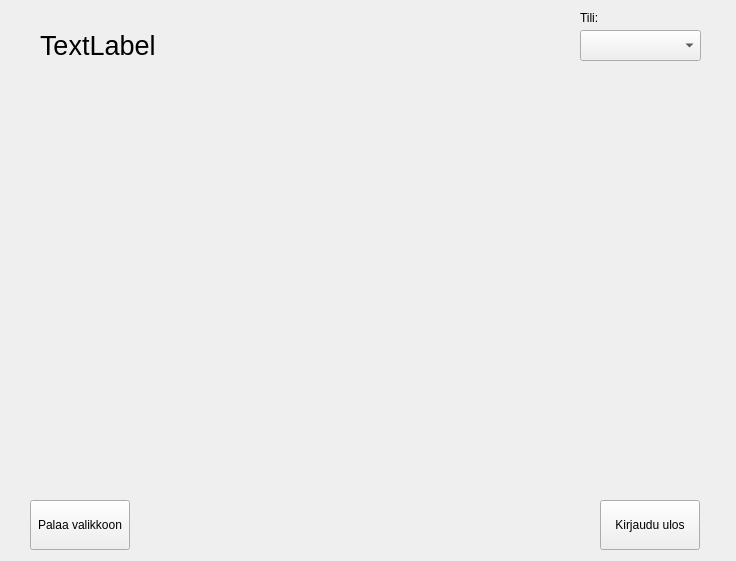
Before: the Qt Designer form frontend/korttiwindow.ui in janikasavela/Bank, drawn with Qt 5.
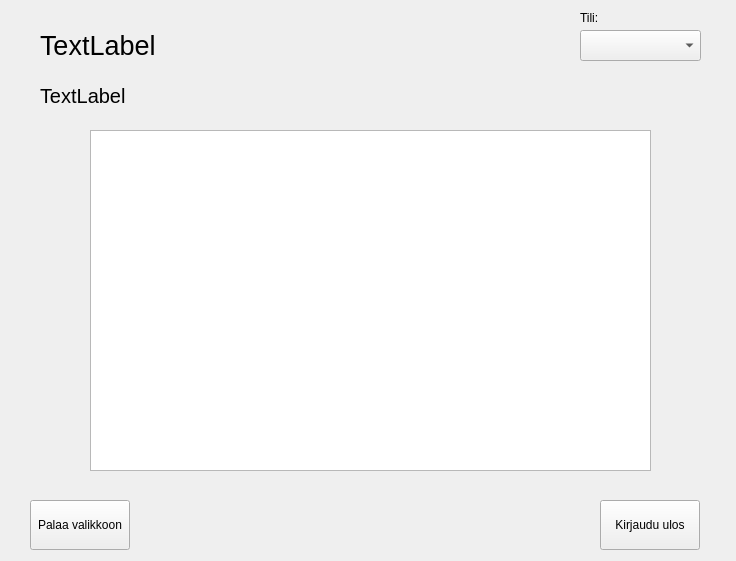
After: the same form once the commit is applied. The open tabs and pages were chosen to show the change.

Commit message: Saldo ominaisuus toimii

```diff
--- a/frontend/korttiwindow.ui
+++ b/frontend/korttiwindow.ui
@@ -117,7 +117,41 @@
      </property>
     </widget>
    </widget>
-   <widget class="QWidget" name="stackSaldo"/>
+   <widget class="QWidget" name="stackSaldo">
+    <widget class="QTextEdit" name="textSaldo">
+     <property name="geometry">
+      <rect>
+       <x>100</x>
+       <y>130</y>
+       <width>561</width>
+       <height>341</height>
+      </rect>
+     </property>
+     <property name="font">
+      <font>
+       <pointsize>13</pointsize>
+      </font>
+     </property>
+    </widget>
+    <widget class="QLabel" name="label_saldo">
+     <property name="geometry">
+      <rect>
+       <x>50</x>
+       <y>80</y>
+       <width>651</width>
+       <height>31</height>
+      </rect>
+     </property>
+     <property name="font">
+      <font>
+       <pointsize>15</pointsize>
+      </font>
+     </property>
+     <property name="text">
+      <string>TextLabel</string>
+     </property>
+    </widget>
+   </widget>
    <widget class="QWidget" name="stackTapahtuma">
     <widget class="QTextEdit" name="textTilitapahtumat">
      <property name="geometry">
```
Left out of the diff: 2 changed lines with no effect on the pictures. The commit also changes 8 other files.
